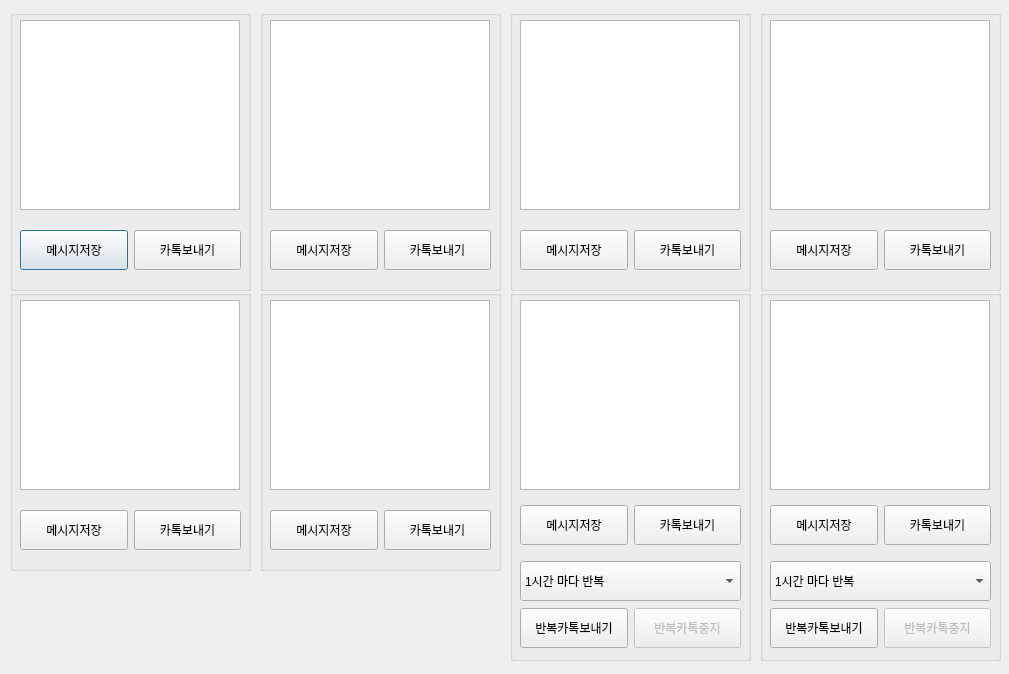
Before: the Qt Designer form kakao_ui.ui in Hyungjun-Jack/naver-realestate, drawn with Qt 5.
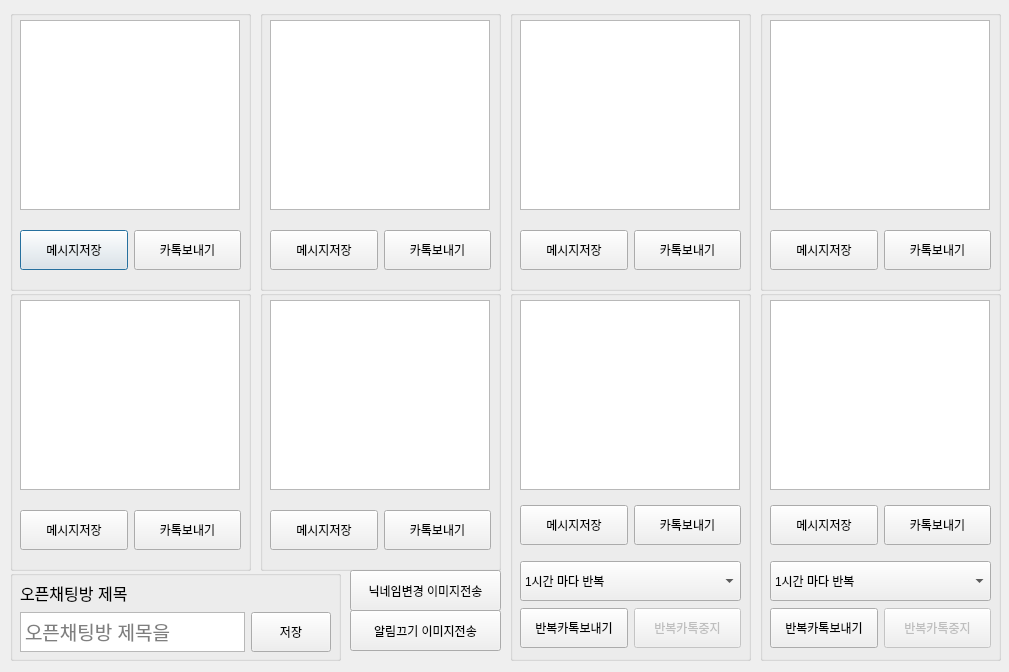
After: the same form once the commit is applied.

Diff of the .ui file:
```diff
--- a/kakao_ui.ui
+++ b/kakao_ui.ui
@@ -7,7 +7,7 @@
     <x>0</x>
     <y>0</y>
     <width>1009</width>
-    <height>674</height>
+    <height>672</height>
    </rect>
   </property>
   <property name="windowTitle">
@@ -669,6 +669,104 @@
     </layout>
    </widget>
   </widget>
+  <widget class="QGroupBox" name="groupBox_4">
+   <property name="geometry">
+    <rect>
+     <x>10</x>
+     <y>570</y>
+     <width>331</width>
+     <height>91</height>
+    </rect>
+   </property>
+   <property name="title">
+    <string/>
+   </property>
+   <widget class="QWidget" name="verticalLayoutWidget_2">
+    <property name="geometry">
+     <rect>
+      <x>10</x>
+      <y>10</y>
+      <width>311</width>
+      <height>72</height>
+     </rect>
+    </property>
+    <layout class="QVBoxLayout" name="verticalLayout_2">
+     <item>
+      <widget class="QLabel" name="label">
+       <property name="font">
+        <font>
+         <pointsize>12</pointsize>
+        </font>
+       </property>
+       <property name="text">
+        <string>오픈채팅방 제목</string>
+       </property>
+      </widget>
+     </item>
+     <item>
+      <layout class="QHBoxLayout" name="horizontalLayout_2">
+       <item>
+        <widget class="QTextEdit" name="chatTitle">
+         <property name="maximumSize">
+          <size>
+           <width>16777215</width>
+           <height>40</height>
+          </size>
+         </property>
+         <property name="font">
+          <font>
+           <pointsize>14</pointsize>
+          </font>
+         </property>
+         <property name="placeholderText">
+          <string>오픈채팅방 제목을 입력하세요.</string>
+         </property>
+        </widget>
+       </item>
+       <item>
+        <widget class="QPushButton" name="btnSaveChatTitle">
+         <property name="maximumSize">
+          <size>
+           <width>16777215</width>
+           <height>40</height>
+          </size>
+         </property>
+         <property name="text">
+          <string>저장</string>
+         </property>
+        </widget>
+       </item>
+      </layout>
+     </item>
+    </layout>
+   </widget>
+  </widget>
+  <widget class="QPushButton" name="btnSendImg">
+   <property name="geometry">
+    <rect>
+     <x>350</x>
+     <y>570</y>
+     <width>151</width>
+     <height>41</height>
+    </rect>
+   </property>
+   <property name="text">
+    <string>닉네임변경 이미지전송</string>
+   </property>
+  </widget>
+  <widget class="QPushButton" name="btnSendImg_2">
+   <property name="geometry">
+    <rect>
+     <x>350</x>
+     <y>610</y>
+     <width>151</width>
+     <height>41</height>
+    </rect>
+   </property>
+   <property name="text">
+    <string>알림끄기 이미지전송</string>
+   </property>
+  </widget>
  </widget>
  <tabstops>
   <tabstop>msg0</tabstop>
```
